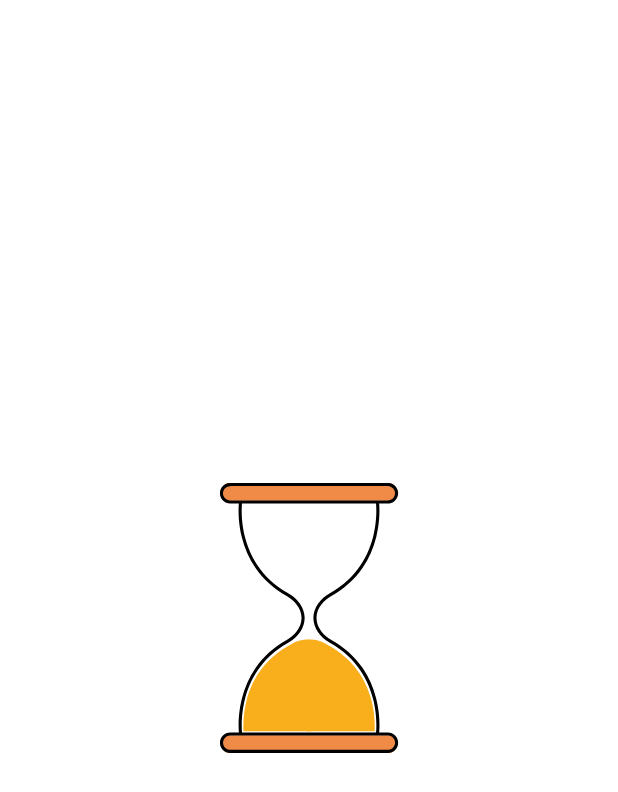
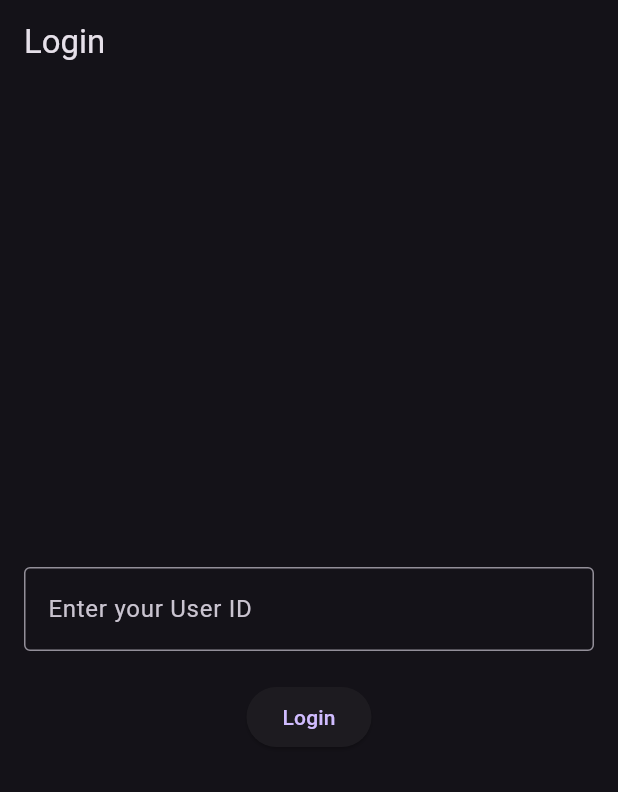
Before and after one commit to zephyR00S/taskzapp, a Flutter app: the first screen one second after launch, on a phone screen of 412 x 824 dp. Shown: the top 792 px of the screen. Run offline on Flutter 3.47's test engine with Material 3 defaults, Android fonts, the phone set to English and light mode, and no system bars; drawn by our look-alikes of animated_splash_screen, lottie; our stand-ins replace animated_text_kit, flutter_slidable, google_fonts; missing offline and left inert: mongo_dart.

Commit message:
login with userId, removed Hive

```diff
--- a/lib/main.dart
+++ b/lib/main.dart
@@ -1,29 +1,20 @@
 import 'package:flutter/material.dart';
-import 'package:hive_flutter/hive_flutter.dart';
-import 'package:taskzapp/splash_screen.dart';
-import 'data/database.dart';
+
+import 'package:taskzapp/util/login_screen.dart';
 
 void main() async {
   WidgetsFlutterBinding.ensureInitialized();
-  await Hive.initFlutter();
-  await Hive.openBox('mybox');
-
-  const String userId = 'user1';
-  final todoDatabase = ToDoDataBase(userId);
-
-  runApp(MyApp(todoDatabase: todoDatabase));
+  runApp(const MyApp());
 }
 
 class MyApp extends StatelessWidget {
-  final ToDoDataBase todoDatabase;
-
-  const MyApp({super.key, required this.todoDatabase});
+  const MyApp({super.key});
 
   @override
   Widget build(BuildContext context) {
     return MaterialApp(
       debugShowCheckedModeBanner: false,
-      home: SplashScreen(todoDatabase: todoDatabase), // Pass todoDatabase here
+      home: const LoginScreen(),
       theme: ThemeData.dark(useMaterial3: true),
     );
   }
--- /dev/null
+++ b/lib/util/login_screen.dart
@@ -0,0 +1,59 @@
+import 'package:flutter/material.dart';
+import 'package:taskzapp/data/database.dart';
+import 'package:taskzapp/splash_screen.dart';
+
+class LoginScreen extends StatefulWidget {
+  const LoginScreen({super.key});
+
+  @override
+  _LoginScreenState createState() => _LoginScreenState();
+}
+
+class _LoginScreenState extends State<LoginScreen> {
+  final TextEditingController _userIdController = TextEditingController();
+
+  void _login() async {
+    String userId = _userIdController.text.trim();
+    if (userId.isNotEmpty) {
+      final todoDatabase = ToDoDataBase(userId);
+      await todoDatabase.initMongoDB();
+
+      if (mounted) {
+        Navigator.of(context).pushReplacement(MaterialPageRoute(
+          builder: (context) => SplashScreen(todoDatabase: todoDatabase),
+        ));
+      }
+    } else {
+      ScaffoldMessenger.of(context).showSnackBar(
+        const SnackBar(content: Text('Please enter a valid User ID')),
+      );
+    }
+  }
+
+  @override
+  Widget build(BuildContext context) {
+    return Scaffold(
+      appBar: AppBar(title: const Text('Login')),
+      body: Padding(
+        padding: const EdgeInsets.all(16.0),
+        child: Column(
+          mainAxisAlignment: MainAxisAlignment.center,
+          children: [
+            TextField(
+              controller: _userIdController,
+              decoration: const InputDecoration(
+                labelText: 'Enter your User ID',
+                border: OutlineInputBorder(),
+              ),
+            ),
+            const SizedBox(height: 20),
+            ElevatedButton(
+              onPressed: _login,
+              child: const Text('Login'),
+            ),
+          ],
+        ),
+      ),
+    );
+  }
+}
--- a/pubspec.yaml
+++ b/pubspec.yaml
@@ -30,8 +30,7 @@ environment:
 dependencies:
   flutter:
     sdk: flutter
-  hive: ^2.2.3
-  hive_flutter: ^1.1.0
+
   dropdown_button2: ^2.3.9
   # The following adds the Cupertino Icons font to your application.
   # Use with the CupertinoIcons class for iOS style icons.
@@ -50,7 +49,6 @@ dependencies:
 dev_dependencies:
   flutter_test:
     sdk: flutter
-  hive_generator: ^1.1.3
   build_runner: ^2.1.11
 
   # The "flutter_lints" package below contains a set of recommended lints to
```
Also changed, not shown: lib/data/database.dart (+21 -28 lines), lib/home_page.dart (+14 -12 lines), pubspec.lock, 2 other files.
